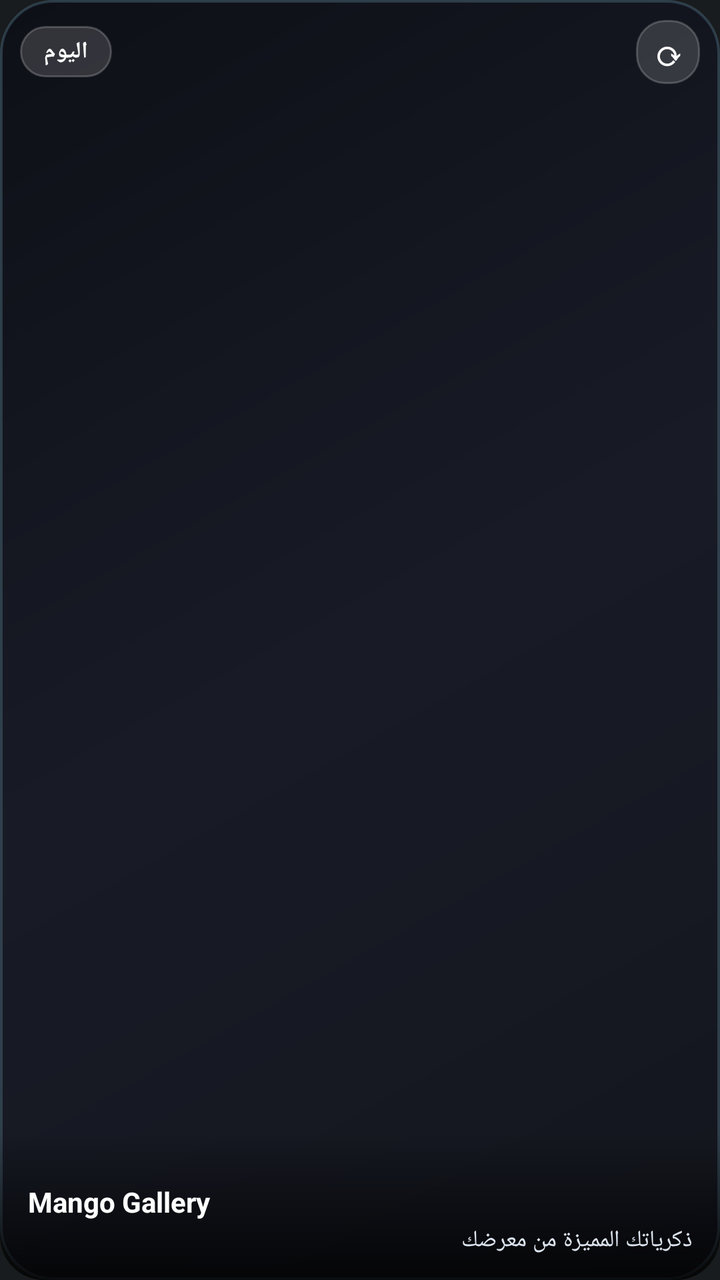
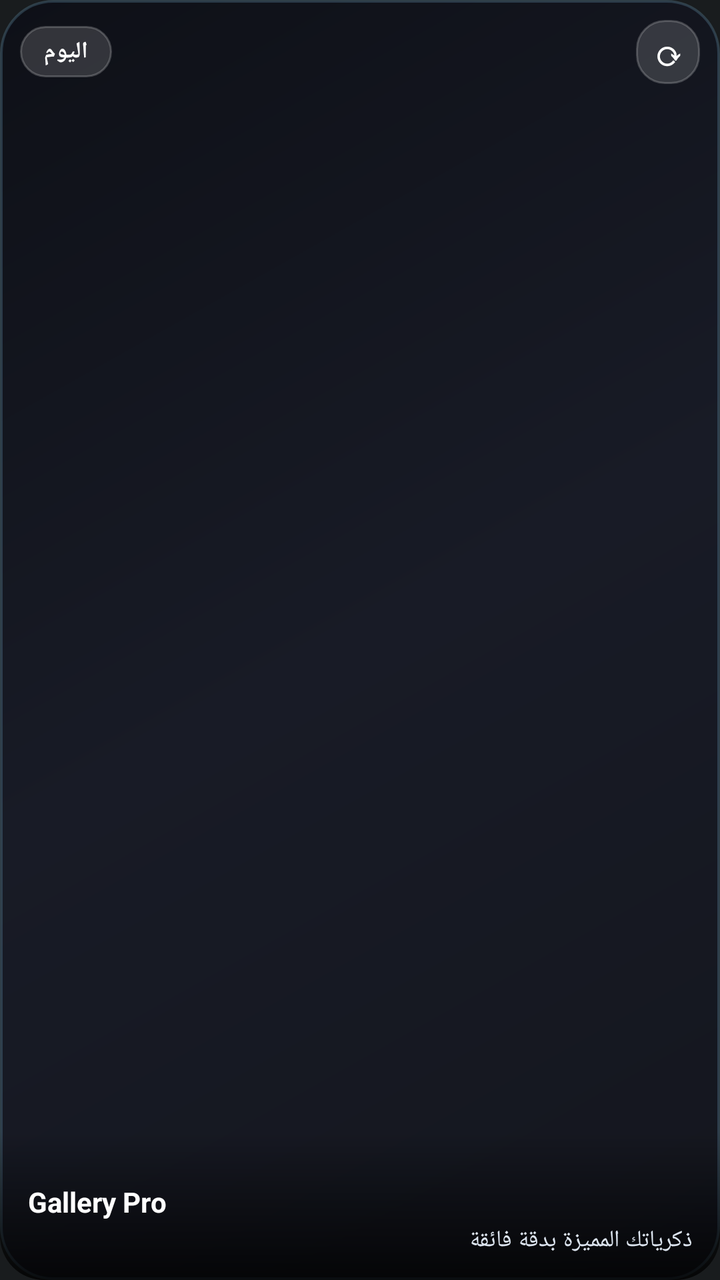

An Android layout rendered at two revisions. The XML below is the earlier revision; the diff shows what the commit changed to produce the second picture.
<!-- AndroidManifest.xml: application theme android:Theme.DeviceDefault.NoActionBar -->
<!-- res/layout/mango_widget_photo.xml -->
<?xml version="1.0" encoding="utf-8"?>
<FrameLayout xmlns:android="http://schemas.android.com/apk/res/android"
    android:id="@+id/widget_root"
    android:layout_width="match_parent"
    android:layout_height="match_parent"
    android:background="@drawable/widget_bg">

    <ImageView
        android:id="@+id/widget_image"
        android:layout_width="match_parent"
        android:layout_height="match_parent"
        android:scaleType="centerCrop" />

    
    <LinearLayout
        android:layout_width="match_parent"
        android:layout_height="wrap_content"
        android:layout_gravity="top"
        android:orientation="horizontal"
        android:gravity="center_vertical"
        android:padding="10dp">

        <TextView
            android:id="@+id/widget_date_badge"
            android:layout_width="wrap_content"
            android:layout_height="wrap_content"
            android:background="@drawable/widget_btn_bg"
            android:paddingStart="12dp"
            android:paddingEnd="12dp"
            android:paddingTop="5dp"
            android:paddingBottom="5dp"
            android:text="اليوم"
            android:textColor="#FFFFFFFF"
            android:textSize="11.5sp"
            android:textStyle="bold" />

        <View
            android:layout_width="0dp"
            android:layout_height="1dp"
            android:layout_weight="1" />

        <TextView
            android:id="@+id/widget_refresh"
            android:layout_width="32dp"
            android:layout_height="32dp"
            android:background="@drawable/widget_btn_bg"
            android:gravity="center"
            android:text="⟳"
            android:textColor="#FFFFFFFF"
            android:textSize="17sp"
            android:textStyle="bold" />
    </LinearLayout>

    
    <LinearLayout
        android:layout_width="match_parent"
        android:layout_height="wrap_content"
        android:layout_gravity="bottom"
        android:background="@drawable/widget_caption_bg"
        android:orientation="vertical"
        android:paddingStart="14dp"
        android:paddingEnd="14dp"
        android:paddingTop="26dp"
        android:paddingBottom="12dp">

        <TextView
            android:id="@+id/widget_caption"
            android:layout_width="match_parent"
            android:layout_height="wrap_content"
            android:maxLines="1"
            android:text="Mango Gallery"
            android:textColor="#FFFFFFFF"
            android:textSize="14sp"
            android:textStyle="bold" />

        <TextView
            android:id="@+id/widget_subcaption"
            android:layout_width="match_parent"
            android:layout_height="wrap_content"
            android:layout_marginTop="2dp"
            android:maxLines="1"
            android:text="ذكرياتك المميزة من معرضك"
            android:textColor="#DDE5F0"
            android:textSize="11.5sp" />
    </LinearLayout>
</FrameLayout>
<!-- resources referenced by this layout -->
<resources>
  <!-- drawable widget_bg (drawable) -->
  <?xml version="1.0" encoding="utf-8"?>
  <shape xmlns:android="http://schemas.android.com/apk/res/android"
      android:shape="rectangle">
      <gradient
          android:angle="135"
          android:startColor="#FF14161E"
          android:centerColor="#FF181B26"
          android:endColor="#FF0E1017" />
      <corners android:radius="26dp" />
      <stroke
          android:width="1.2dp"
          android:color="#338CD0FA" />
  </shape>
  <!-- drawable widget_btn_bg (drawable) -->
  <?xml version="1.0" encoding="utf-8"?>
  <shape xmlns:android="http://schemas.android.com/apk/res/android"
      android:shape="rectangle">
      <solid android:color="#26FFFFFF" />
      <corners android:radius="14dp" />
      <stroke
          android:width="1dp"
          android:color="#33FFFFFF" />
  </shape>
  <!-- drawable widget_caption_bg (drawable) -->
  <?xml version="1.0" encoding="utf-8"?>
  <shape xmlns:android="http://schemas.android.com/apk/res/android" android:shape="rectangle">
      <gradient
          android:angle="90"
          android:endColor="#00000000"
          android:startColor="#CC000000" />
      <corners android:bottomLeftRadius="22dp" android:bottomRightRadius="22dp" />
  </shape>
</resources>

<!-- the commit's change to res/layout/mango_widget_photo.xml (unified diff, before → after) -->
@@ -68,7 +68,7 @@
             android:layout_width="match_parent"
             android:layout_height="wrap_content"
             android:maxLines="1"
-            android:text="Mango Gallery"
+            android:text="Gallery Pro"
             android:textColor="#FFFFFFFF"
             android:textSize="14sp"
             android:textStyle="bold" />
@@ -79,7 +79,7 @@
             android:layout_height="wrap_content"
             android:layout_marginTop="2dp"
             android:maxLines="1"
-            android:text="ذكرياتك المميزة من معرضك"
+            android:text="ذكرياتك المميزة بدقة فائقة"
             android:textColor="#DDE5F0"
             android:textSize="11.5sp" />
     </LinearLayout>
